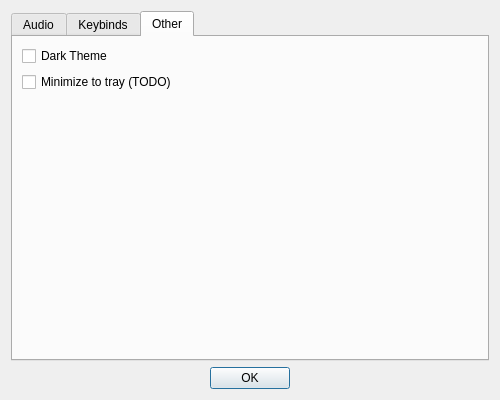
The window that src/Dialog/dialogsettings.ui (defaultsamson/Soundboard) describes before a commit, drawn with Qt 5.
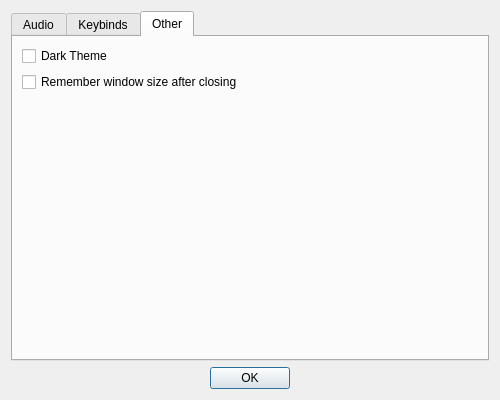
The same window after the commit. The open tabs and pages were chosen to show the change. Icons and pictures are not drawn. Custom widgets are drawn as their Qt base class.

Commit message: All window geometry restores

```diff
--- a/src/Dialog/dialogsettings.ui
+++ b/src/Dialog/dialogsettings.ui
@@ -1115,7 +1115,7 @@
        <item>
         <widget class="QCheckBox" name="checkBoxTrayMinimize">
          <property name="text">
-          <string>Minimize to tray (TODO)</string>
+          <string>Remember window size after closing</string>
          </property>
         </widget>
        </item>
```
Left out of the diff: 4 changed lines with no effect on the pictures. The commit also changes 5 other files.
